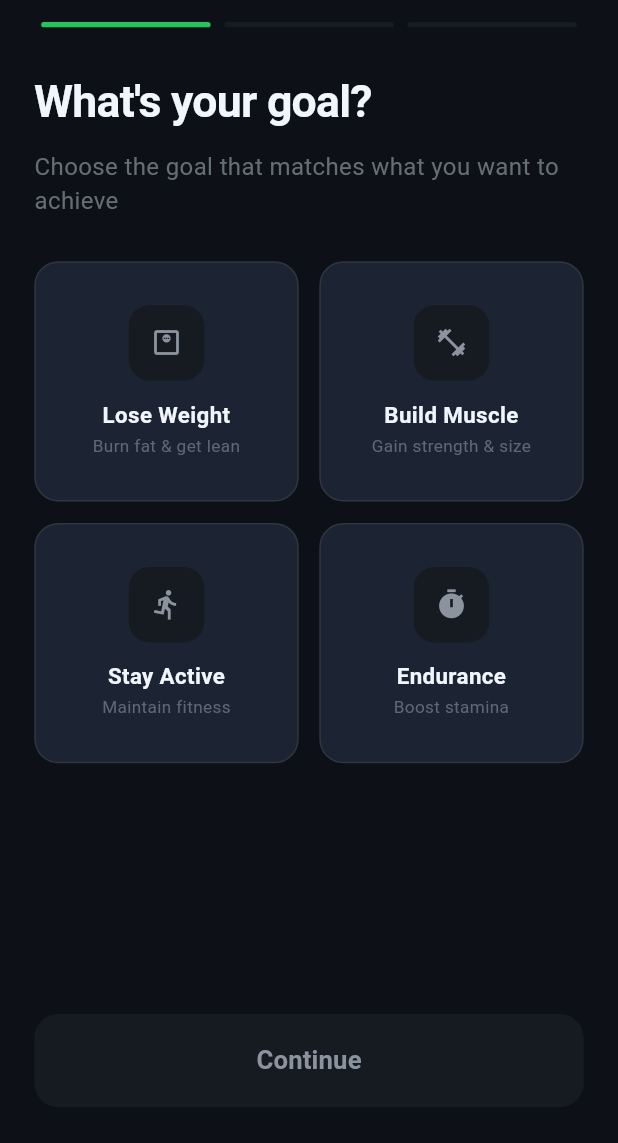
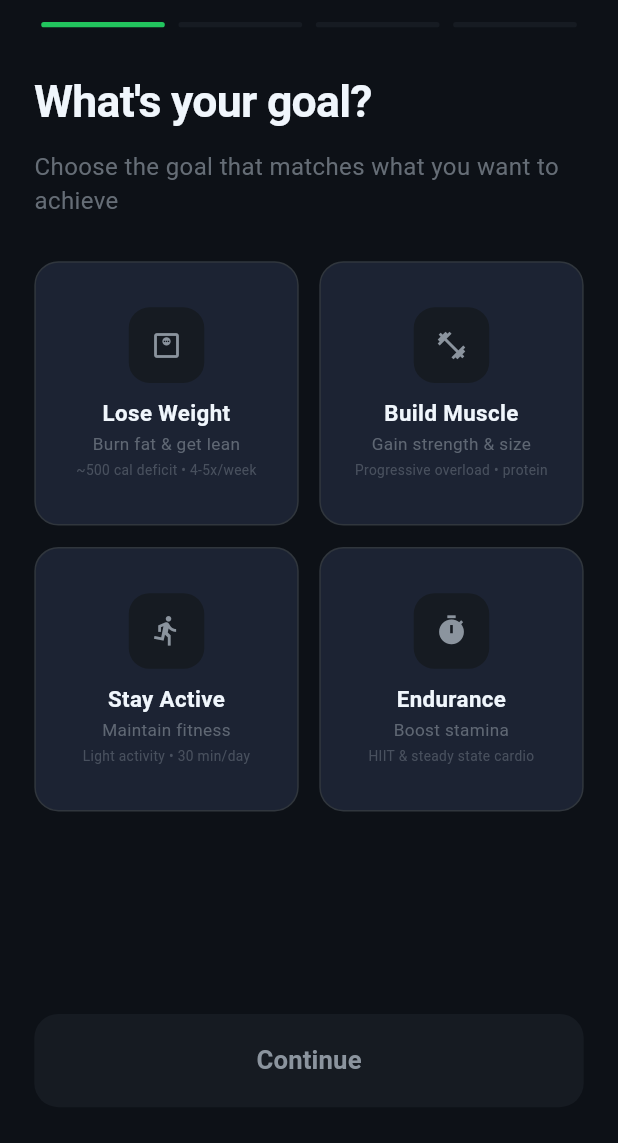
Before and after one commit to Khalifa125/code_alpha_fit_tracker, a Flutter app: the screen it shows after launch, on a phone screen of 412 x 824 dp, the part 93-1236 px from its top. Run offline on Flutter 3.47's test engine with Material 3 defaults, Android fonts, the phone set to English and light mode, and no system bars; drawn by our look-alikes of flutter_animate; our stand-ins replace cached_network_image, device_info_plus, easy_localization, equatable, firebase_core, fl_chart and 21 more; missing offline and left inert: app_version_update, pedometer_2; accounts and stored records are empty; statements that could not run were skipped.

Commit message:
Fix: iOS build config and workflow, add missing onboarding metrics page

```diff
--- a/lib/src/features/onboarding/presentation/screens/onboarding_page.dart
+++ b/lib/src/features/onboarding/presentation/screens/onboarding_page.dart
@@ -17,6 +17,9 @@ class OnboardingScreen extends StatefulWidget {
 
 class _OnboardingScreenState extends State<OnboardingScreen> {
   final PageController _pageController = PageController();
+  final _weightCtrl = TextEditingController();
+  final _heightCtrl = TextEditingController();
+  final _ageCtrl = TextEditingController();
   int _currentPage = 0;
 
   String? _selectedGoal;
@@ -24,16 +27,16 @@ class _OnboardingScreenState extends State<OnboardingScreen> {
   int _selectedTime = 30;
 
   final List<Map<String, dynamic>> _goals = [
-    {'id': 'lose_weight', 'name': 'Lose Weight', 'icon': Icons.monitor_weight_outlined, 'desc': 'Burn fat & get lean'},
-    {'id': 'build_muscle', 'name': 'Build Muscle', 'icon': Icons.fitness_center, 'desc': 'Gain strength & size'},
-    {'id': 'stay_active', 'name': 'Stay Active', 'icon': Icons.directions_run, 'desc': 'Maintain fitness'},
-    {'id': 'endurance', 'name': 'Endurance', 'icon': Icons.timer, 'desc': 'Boost stamina'},
+    {'id': 'lose_weight', 'name': 'Lose Weight', 'icon': Icons.monitor_weight_outlined, 'desc': 'Burn fat & get lean', 'detail': '~500 cal deficit • 4-5x/week'},
+    {'id': 'build_muscle', 'name': 'Build Muscle', 'icon': Icons.fitness_center, 'desc': 'Gain strength & size', 'detail': 'Progressive overload • protein'},
+    {'id': 'stay_active', 'name': 'Stay Active', 'icon': Icons.directions_run, 'desc': 'Maintain fitness', 'detail': 'Light activity • 30 min/day'},
+    {'id': 'endurance', 'name': 'Endurance', 'icon': Icons.timer, 'desc': 'Boost stamina', 'detail': 'HIIT & steady state cardio'},
   ];
 
   final List<Map<String, dynamic>> _fitnessLevels = [
-    {'id': 'beginner', 'name': 'Beginner', 'desc': 'New to fitness', 'icon': Icons.sentiment_satisfied_outlined},
-    {'id': 'intermediate', 'name': 'Intermediate', 'desc': 'Active lifestyle', 'icon': Icons.trending_up},
-    {'id': 'advanced', 'name': 'Advanced', 'desc': 'Experienced', 'icon': Icons.whatshot},
+    {'id': 'beginner', 'name': 'Beginner', 'desc': 'New to fitness or returning after a break', 'icon': Icons.sentiment_satisfied_outlined, 'weeks': '4-6 weeks'},
+    {'id': 'intermediate', 'name': 'Intermediate', 'desc': 'Active lifestyle with consistent training', 'icon': Icons.trending_up, 'weeks': '6-8 weeks'},
+    {'id': 'advanced', 'name': 'Advanced', 'desc': 'Experienced — train regularly', 'icon': Icons.whatshot, 'weeks': '8-12 weeks'},
   ];
 
   final List<int> _timeOptions = [15, 30, 45, 60];
@@ -41,11 +44,14 @@ class _OnboardingScreenState extends State<OnboardingScreen> {
   @override
   void dispose() {
     _pageController.dispose();
+    _weightCtrl.dispose();
+    _heightCtrl.dispose();
+    _ageCtrl.dispose();
     super.dispose();
   }
 
   void _nextPage() {
-    if (_currentPage < 2) {
+    if (_currentPage < 3) {
       _pageController.nextPage(duration: const Duration(milliseconds: 300), curve: Curves.easeInOut);
     } else {
       _completeOnboarding();
@@ -58,6 +64,14 @@ class _OnboardingScreenState extends State<OnboardingScreen> {
     if (_selectedGoal != null) await prefs.setString('user_goal', _selectedGoal!);
     if (_selectedFitness != null) await prefs.setString('fitness_level', _selectedFitness!);
     await prefs.setInt('available_time', _selectedTime);
+
+    final w = double.tryParse(_weightCtrl.text);
+    final h = double.tryParse(_heightCtrl.text);
+    final a = int.tryParse(_ageCtrl.text);
+    if (w != null) await prefs.setDouble('user_weight', w);
+    if (h != null) await prefs.setDouble('user_height', h);
+    if (a != null) await prefs.setInt('user_age', a);
+
     if (mounted) context.go(AppRoutes.home);
   }
 
@@ -66,6 +80,7 @@ class _OnboardingScreenState extends State<OnboardingScreen> {
       case 0: return _selectedGoal != null;
       case 1: return _selectedFitness != null;
       case 2: return _selectedTime > 0;
+      case 3: return true;
       default: return false;
     }
   }
@@ -123,6 +138,7 @@ class _OnboardingScreenState extends State<OnboardingScreen> {
                   _buildGoalPage(),
                   _buildFitnessPage(),
                   _buildTimePage(),
+                  _buildMetricsPage(),
                 ],
               ),
             ),
@@ -140,7 +156,7 @@ class _OnboardingScreenState extends State<OnboardingScreen> {
                     elevation: 0,
                   ),
                   child: Text(
-                    _currentPage == 2 ? 'Start Journey' : 'Continue',
+                    _currentPage == 3 ? 'Start Journey' : 'Continue',
                     style: TextStyle(
                       color: _canProceed ? Colors.black : FitColors.textSecondaryDark,
                       fontSize: 15.sp,
@@ -157,10 +173,11 @@ class _OnboardingScreenState extends State<OnboardingScreen> {
   }
 
   Widget _buildProgressDots() {
+    const steps = 4;
     return Padding(
       padding: EdgeInsets.symmetric(horizontal: 20.w),
       child: Row(
-        children: List.generate(3, (index) => Expanded(
+        children: List.generate(steps, (index) => Expanded(
           child: Container(
             margin: EdgeInsets.symmetric(horizontal: 4.w),
             height: 3.h,
@@ -198,7 +215,7 @@ class _OnboardingScreenState extends State<OnboardingScreen> {
                 crossAxisCount: 2,
                 mainAxisSpacing: 12.h,
                 crossAxisSpacing: 12.w,
-                childAspectRatio: 1.1,
+                childAspectRatio: 1,
               ),
               itemCount: _goals.length,
               itemBuilder: (context, index) {
@@ -209,7 +226,7 @@ class _OnboardingScreenState extends State<OnboardingScreen> {
                   onTap: () => setState(() => _selectedGoal = goal['id']),
                   child: AnimatedContainer(
                     duration: const Duration(milliseconds: 200),
-                    padding: EdgeInsets.all(14.r),
+                    padding: EdgeInsets.all(12.r),
                     decoration: BoxDecoration(
                       color: isSelected ? FitColors.neonGreen.withOpacity(0.12) : FitColors.cardDark,
                       borderRadius: BorderRadius.circular(14.r),
@@ -230,7 +247,7 @@ class _OnboardingScreenState extends State<OnboardingScreen> {
                           ),
                           child: Icon(goal['icon'], color: isSelected ? FitColors.neonGreen : FitColors.textSecondaryDark, size: 22),
                         ),
-                        SizedBox(height: 10.h),
+                        SizedBox(height: 8.h),
                         Text(goal['name'], style: TextStyle(
                           color: isSelected ? FitColors.neonGreen : FitColors.textPrimaryDark,
                           fontSize: 13.sp,
@@ -241,6 +258,11 @@ class _OnboardingScreenState extends State<OnboardingScreen> {
                           color: FitColors.textSecondaryDark.withOpacity(0.6),
                           fontSize: 10.sp,
                         ), textAlign: TextAlign.center),
+                        SizedBox(height: 2.h),
+                        Text(goal['detail'], style: TextStyle(
+                          color: isSelected ? FitColors.neonGreen.withOpacity(0.8) : FitColors.textSecondaryDark.withOpacity(0.4),
+                          fontSize: 8.sp,
+                        ), textAlign: TextAlign.center, maxLines: 1),
                       ],
                     ),
                   ).animate().fadeIn(delay: (100 + index * 50).ms).scale(begin: const Offset(0.95, 0.95)),
@@ -421,4 +443,117 @@ class _OnboardingScreenState extends State<OnboardingScreen> {
       ),
     );
   }
+
+  Widget _buildMetricsPage() {
+    return Padding(
+      padding: EdgeInsets.fromLTRB(20.w, 24.h, 20.w, 0),
+      child: Column(
+        crossAxisAlignment: CrossAxisAlignment.start,
+        children: [
+          Text('Your Health Metrics', style: TextStyle(
+            color: FitColors.textPrimaryDark,
+            fontSize: 26.sp,
+            fontWeight: FontWeight.w700,
+            letterSpacing: -0.5,
+          )).animate().fadeIn().slideX(begin: -0.1),
+          SizedBox(height: 8.h),
+          Text('Help us personalize your experience', style: TextStyle(
+            color: FitColors.textSecondaryDark.withOpacity(0.7),
+            fontSize: 14.sp,
+          )).animate().fadeIn(delay: 50.ms),
+          SizedBox(height: 24.h),
+          Expanded(
+            child: ListView(
+              children: [
+                _MetricField(
+                  controller: _weightCtrl,
+                  label: 'Weight (kg)',
+                  hint: 'e.g. 70',
+                  icon: Icons.monitor_weight_outlined,
+                ),
+                SizedBox(height: 14.h),
+                _MetricField(
+                  controller: _heightCtrl,
+                  label: 'Height (cm)',
+                  hint: 'e.g. 175',
+                  icon: Icons.height,
+                ),
+                SizedBox(height: 14.h),
+                _MetricField(
+                  controller: _ageCtrl,
+                  label: 'Age',
+                  hint: 'e.g. 25',
+                  icon: Icons.cake_outlined,
+                ),
+              ],
+            ),
+          ),
+        ],
+      ),
+    );
+  }
 }
+
+class _MetricField extends StatelessWidget {
+  final TextEditingController controller;
+  final String label;
+  final String hint;
+  final IconData icon;
+
+  const _MetricField({
+    required this.controller,
+    required this.label,
+    required this.hint,
+    required this.icon,
+  });
+
+  @override
+  Widget build(BuildContext context) {
+    return Container(
+      padding: EdgeInsets.all(14.r),
+      decoration: BoxDecoration(
+        color: FitColors.cardDark,
+        borderRadius: BorderRadius.circular(14.r),
+        border: Border.all(color: FitColors.borderDark),
+      ),
+      child: Column(
+        crossAxisAlignment: CrossAxisAlignment.start,
+        children: [
+          Text(label, style: TextStyle(
+            color: FitColors.textSecondaryDark,
+            fontSize: 12.sp,
+            fontWeight: FontWeight.w500,
+          )),
+          SizedBox(height: 6.h),
+          Row(
+            children: [
+              Icon(icon, color: FitColors.neonGreen, size: 20),
+              SizedBox(width: 10.w),
+              Expanded(
+                child: TextField(
+                  controller: controller,
+                  keyboardType: TextInputType.number,
+                  style: TextStyle(
+                    color: FitColors.textPrimaryDark,
+                    fontSize: 16.sp,
+                    fontWeight: FontWeight.w600,
+                  ),
+                  decoration: InputDecoration(
+                    hintText: hint,
+                    hintStyle: TextStyle(
+                      color: FitColors.textSecondaryDark.withOpacity(0.4),
+                      fontSize: 14.sp,
+                    ),
+                    border: InputBorder.none,
+                    isDense: true,
+                    contentPadding: EdgeInsets.zero,
+                  ),
+                ),
+              ),
+            ],
+          ),
+        ],
+      ),
+    );
+  }
+}
--- a/lib/src/routing/app_router.dart
+++ b/lib/src/routing/app_router.dart
@@ -23,8 +23,8 @@ import 'package:fit_tracker/src/features/water/presentation/screens/water_tracki
 import 'package:fit_tracker/src/features/sleep/presentation/screens/sleep_tracking_screen.dart';
 import 'package:fit_tracker/src/theme/fit_colors.dart';
 
-CustomTransitionPage _darkPage(Widget child, GoRouterState state) {
-  return CustomTransitionPage(
+CustomTransitionPage<void> _darkPage(Widget child, GoRouterState state) {
+  return CustomTransitionPage<void>(
     key: ValueKey(state.uri),
     child: child,
     transitionsBuilder: (context, animation, secondaryAnimation, child) {
--- a/lib/src/theme/theme.dart
+++ b/lib/src/theme/theme.dart
@@ -321,7 +321,7 @@ ThemeData _buildTheme(ColorScheme colorScheme, AppColorsExtension customColors)
     ),
 
     // Page Transitions (fix white flash on dark theme)
-    pageTransitionsTheme: PageTransitionsTheme(
+    pageTransitionsTheme: const PageTransitionsTheme(
       builders: {
         TargetPlatform.android: CupertinoPageTransitionsBuilder(),
         TargetPlatform.iOS: CupertinoPageTransitionsBuilder(),
```
Also changed, not shown: 2 other files.
